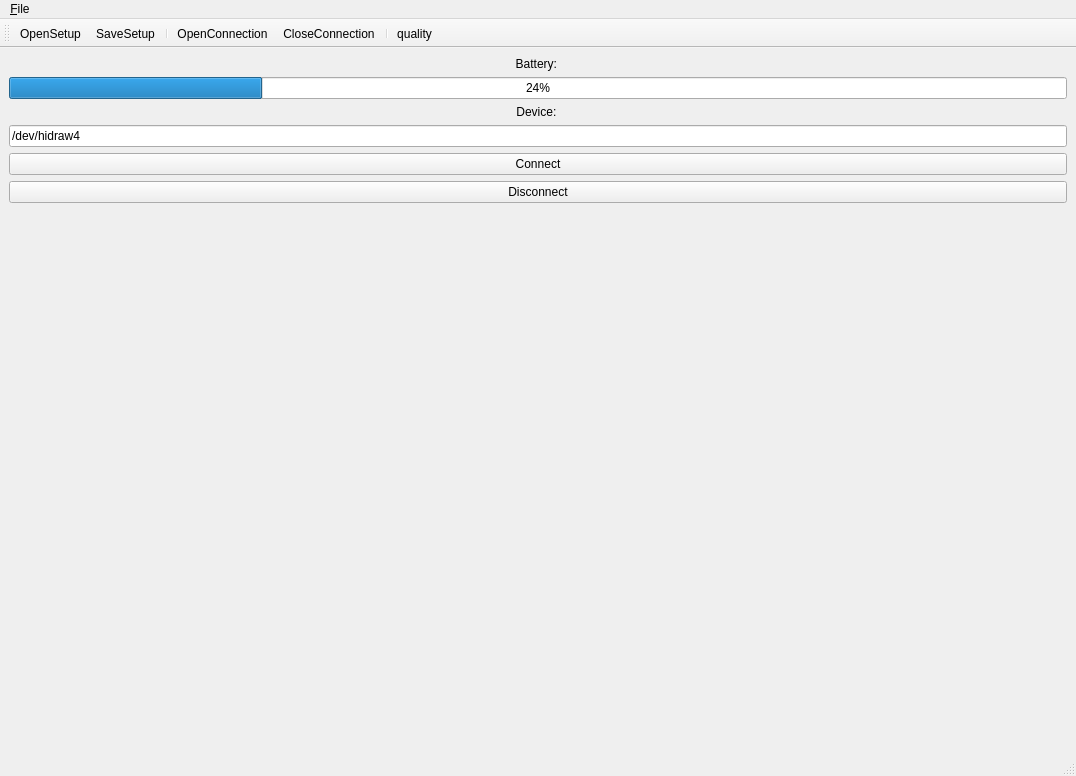
First picture: the form in qtgui/ui/emokit.ui, repository logsoft/emokit, before the edit.
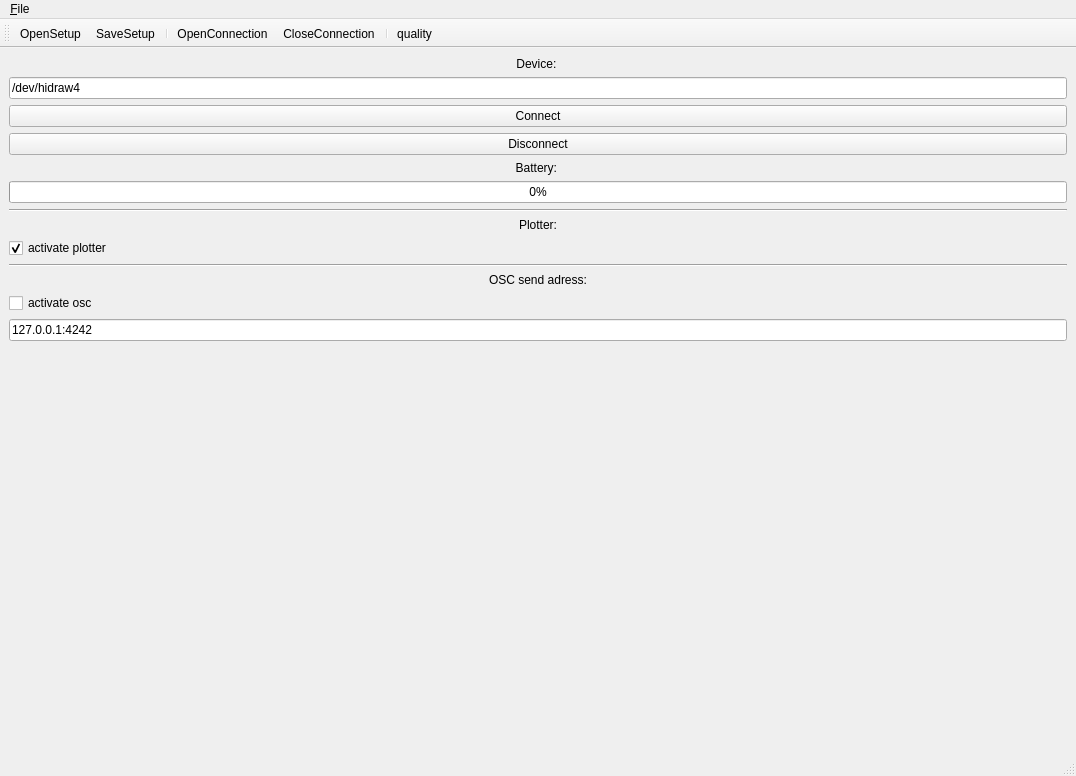
Second picture: the form after the edit. Icons and pictures are not drawn.

Diff of the .ui file:
```diff
--- a/qtgui/ui/emokit.ui
+++ b/qtgui/ui/emokit.ui
@@ -20,23 +20,6 @@
       <item>
        <layout class="QGridLayout" name="gl_quality"/>
       </item>
-      <item>
-       <widget class="QLabel" name="label_2">
-        <property name="text">
-         <string>Battery: </string>
-        </property>
-        <property name="alignment">
-         <set>Qt::AlignCenter</set>
-        </property>
-       </widget>
-      </item>
-      <item>
-       <widget class="QProgressBar" name="progressBar">
-        <property name="value">
-         <number>24</number>
-        </property>
-       </widget>
-      </item>
       <item>
        <widget class="QLabel" name="label">
         <property name="text">
@@ -80,6 +63,93 @@
         </property>
        </widget>
       </item>
+      <item>
+       <widget class="QLabel" name="label_2">
+        <property name="text">
+         <string>Battery: </string>
+        </property>
+        <property name="alignment">
+         <set>Qt::AlignCenter</set>
+        </property>
+       </widget>
+      </item>
+      <item>
+       <widget class="QProgressBar" name="progressBar">
+        <property name="value">
+         <number>0</number>
+        </property>
+       </widget>
+      </item>
+      <item>
+       <widget class="Line" name="line">
+        <property name="orientation">
+         <enum>Qt::Horizontal</enum>
+        </property>
+       </widget>
+      </item>
+      <item>
+       <widget class="QLabel" name="label_4">
+        <property name="text">
+         <string>Plotter:</string>
+        </property>
+        <property name="alignment">
+         <set>Qt::AlignCenter</set>
+        </property>
+       </widget>
+      </item>
+      <item>
+       <widget class="QCheckBox" name="cBplot">
+        <property name="text">
+         <string>activate plotter</string>
+        </property>
+        <property name="checked">
+         <bool>true</bool>
+        </property>
+       </widget>
+      </item>
+      <item>
+       <widget class="Line" name="line_2">
+        <property name="orientation">
+         <enum>Qt::Horizontal</enum>
+        </property>
+       </widget>
+      </item>
+      <item>
+       <widget class="QLabel" name="label_3">
+        <property name="text">
+         <string>OSC send adress:</string>
+        </property>
+        <property name="alignment">
+         <set>Qt::AlignCenter</set>
+        </property>
+       </widget>
+      </item>
+      <item>
+       <widget class="QCheckBox" name="cBosc">
+        <property name="text">
+         <string>activate osc</string>
+        </property>
+       </widget>
+      </item>
+      <item>
+       <widget class="QLineEdit" name="lEport">
+        <property name="minimumSize">
+         <size>
+          <width>149</width>
+          <height>0</height>
+         </size>
+        </property>
+        <property name="text">
+         <string>127.0.0.1:4242</string>
+        </property>
+        <property name="maxLength">
+         <number>50</number>
+        </property>
+        <property name="cursorPosition">
+         <number>14</number>
+        </property>
+       </widget>
+      </item>
       <item>
        <spacer name="verticalSpacer">
         <property name="orientation">
```
